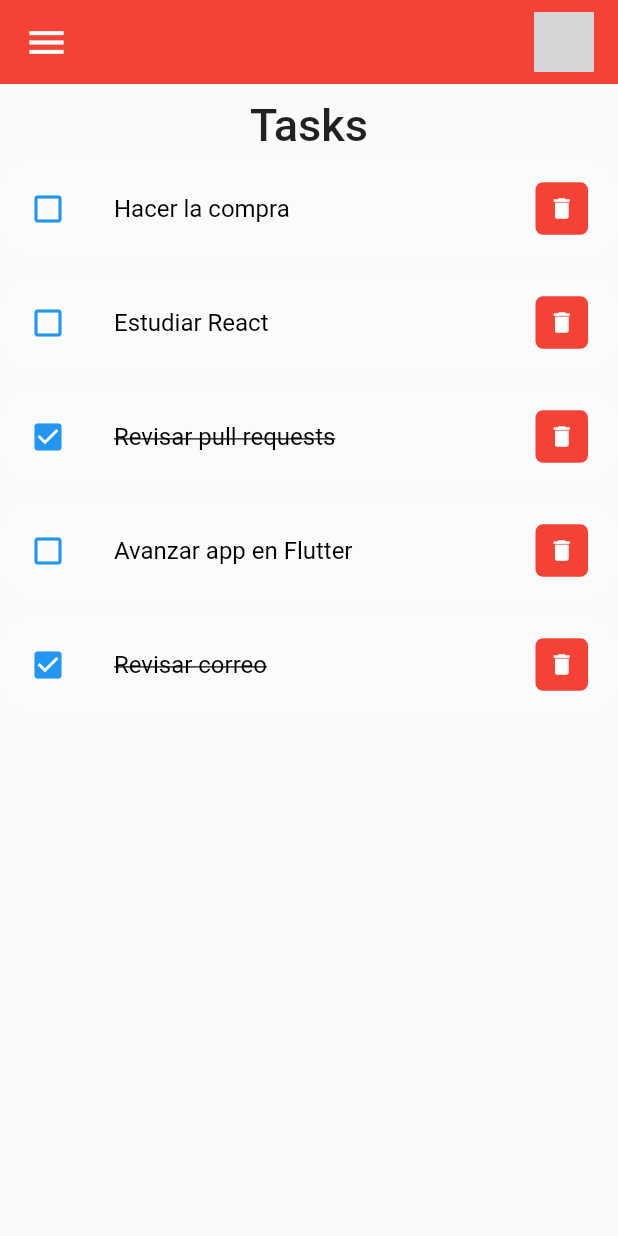
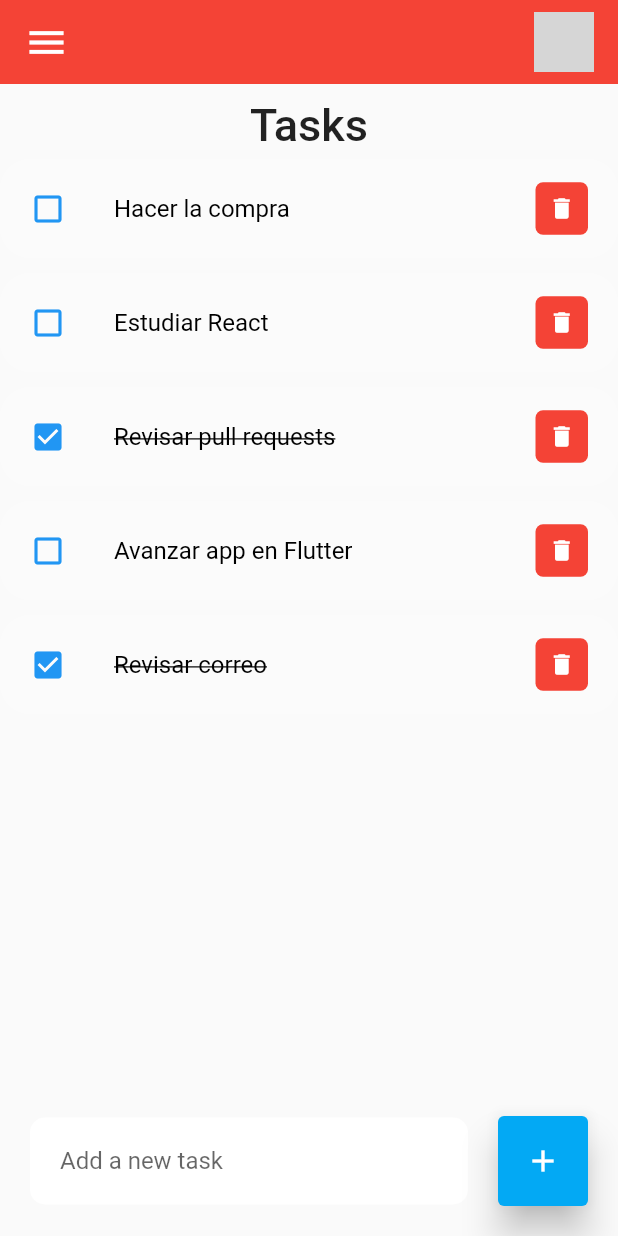
Before and after one commit to zelonware/mobileWars, a Flutter app: the screen it shows after launch, on a phone screen of 412 x 824 dp. Run offline on Flutter 3.47's test engine with Material 2 defaults, Android fonts, the phone set to English and light mode, and no system bars; network calls fail; grey boxes are pictures that could not be loaded.

Commit message:
🎯 New task widgets added

```diff
--- a/todoapp/f_todoapp/lib/main.dart
+++ b/todoapp/f_todoapp/lib/main.dart
@@ -26,7 +26,20 @@ class Home extends StatelessWidget {
   Widget build(BuildContext context) {
     return Scaffold(
       appBar: buildAppBar(),
-        body: Column(children: [
+      body: buildAppBody(),
+      // floatingActionButtonLocation: FloatingActionButtonLocation.centerDocked,
+      // floatingActionButton: FloatingActionButton(
+      //   backgroundColor: Colors.red,
+      //   onPressed: () {
+      //     print("On pressed action button");
+      //   },
+      //   child: const Icon(Icons.add),
+      // ),
+    );
+  }
+
+  Column buildAppBody() {
+    return Column(children: [
       // const Text('Here goes the search bar'),
       Container(
         margin: const EdgeInsets.only(top: 10, bottom: 5),
@@ -41,8 +54,42 @@ class Home extends StatelessWidget {
             itemBuilder: (context, index) {
               return TaskItem(task: tasks[index]);
             }),
+      ),
+      Align(
+        alignment: Alignment.bottomCenter,
+        child: Row(
+          children: [
+            Expanded(
+                child: Container(
+              margin: const EdgeInsets.only(bottom: 20, right: 20, left: 20),
+              padding: const EdgeInsets.symmetric(horizontal: 20, vertical: 5),
+              decoration: BoxDecoration(
+                  color: Colors.white,
+                  // boxShadow: BoxShadow(
+                  //     color: Colors.grey,
+                  //     offset: Offset(0.0, 0.0),
+                  //     blurRadius: 10.0,
+                  //     spreadRadius: 0.0)
+                  borderRadius: BorderRadius.circular(10)),
+              child: const TextField(
+                decoration: InputDecoration(
+                    hintText: 'Add a new task', border: InputBorder.none),
+              ),
+            )),
+            Container(
+              margin: const EdgeInsets.only(bottom: 20, right: 20),
+              child: ElevatedButton(
+                  style: ElevatedButton.styleFrom(
+                      backgroundColor: Colors.lightBlue,
+                      minimumSize: const Size(60, 60),
+                      elevation: 10),
+                  onPressed: () {},
+                  child: const Icon(Icons.add)),
             )
-        ]));
+          ],
+        ),
+      )
+    ]);
   }
 
   AppBar buildAppBar() {
```
Lines whose indentation alone changed are shown as unchanged.
